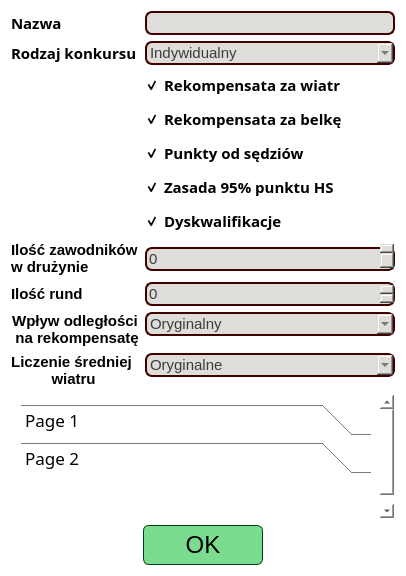
SiekamCebule/sj-sim, file source/UI/EditorWidgets/CompetitionRulesEditorWidget.ui: the form before one commit.
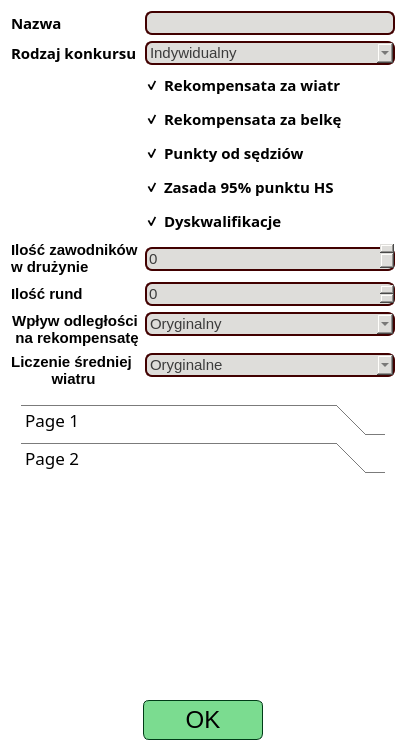
The form after the commit.

Diff of the .ui file:
```diff
--- a/source/UI/EditorWidgets/CompetitionRulesEditorWidget.ui
+++ b/source/UI/EditorWidgets/CompetitionRulesEditorWidget.ui
@@ -7,11 +7,11 @@
     <x>0</x>
     <y>0</y>
     <width>403</width>
-    <height>576</height>
+    <height>733</height>
    </rect>
   </property>
   <property name="sizePolicy">
-   <sizepolicy hsizetype="Expanding" vsizetype="Expanding">
+   <sizepolicy hsizetype="Minimum" vsizetype="Minimum">
     <horstretch>0</horstretch>
     <verstretch>0</verstretch>
    </sizepolicy>
@@ -419,6 +419,12 @@
        <verstretch>0</verstretch>
       </sizepolicy>
      </property>
+     <property name="minimumSize">
+      <size>
+       <width>0</width>
+       <height>300</height>
+      </size>
+     </property>
      <property name="styleSheet">
       <string notr="true">QScrollArea{
 background: transparent;
@@ -439,7 +445,7 @@
         <x>0</x>
         <y>0</y>
         <width>383</width>
-        <height>141</height>
+        <height>298</height>
        </rect>
       </property>
       <layout class="QVBoxLayout" name="verticalLayout">
@@ -479,7 +485,7 @@
             <x>0</x>
             <y>0</y>
             <width>365</width>
-            <height>51</height>
+            <height>208</height>
            </rect>
           </property>
           <attribute name="label">
```
Left out of the diff: 82 changed lines with no effect on the pictures.
